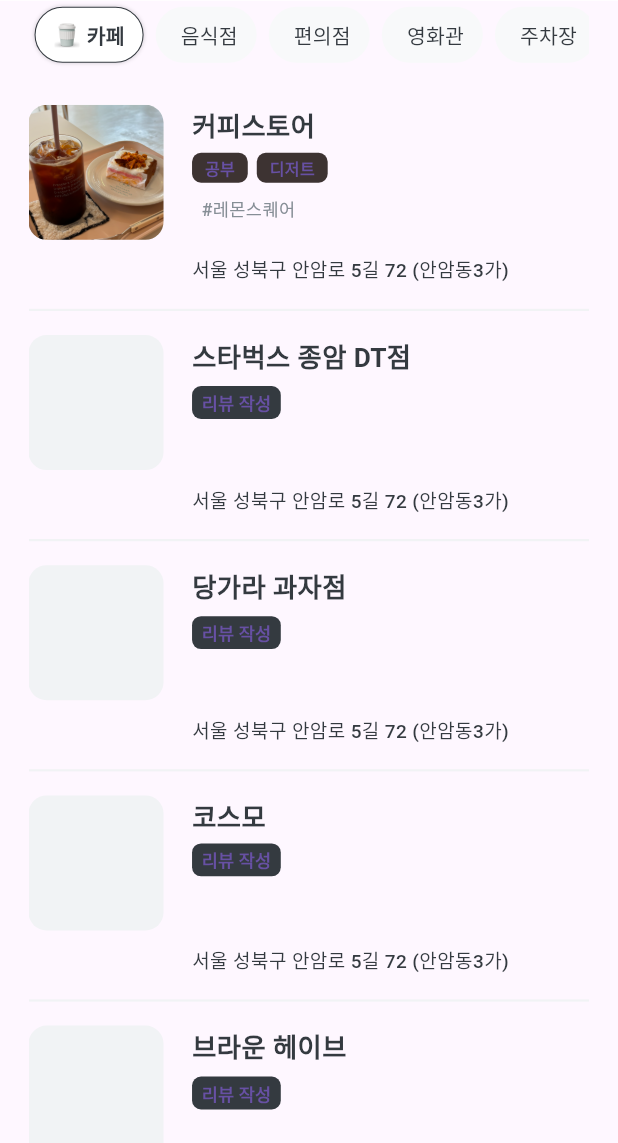
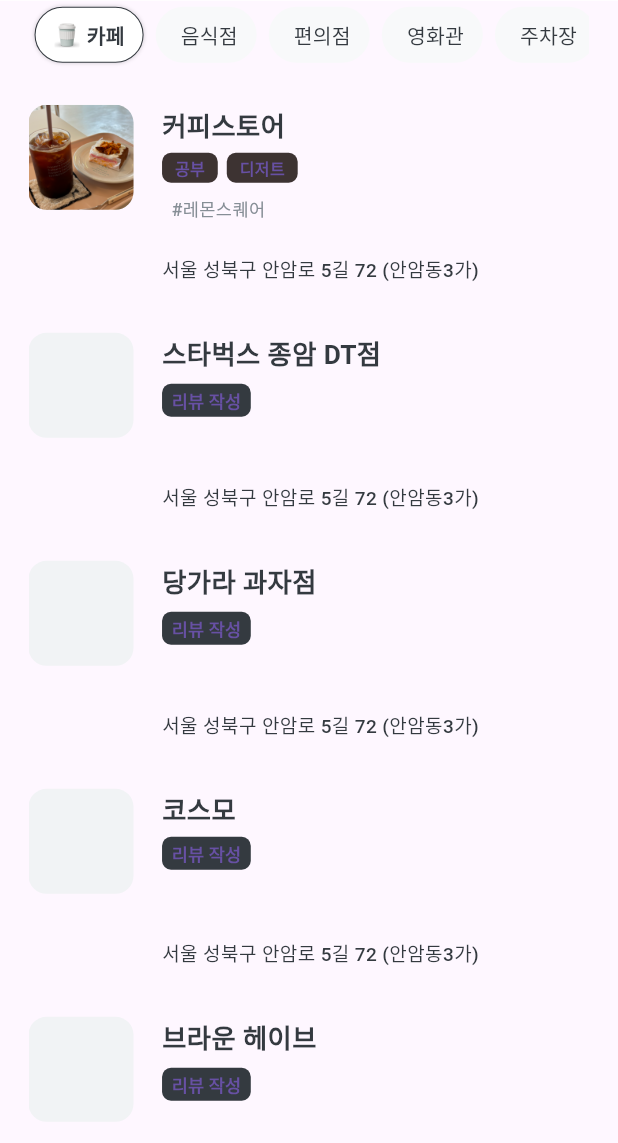
Before and after one commit to irismake/CoffeConti, a Flutter app: the BookmarkPage screen opened directly, after a tap on "공부 카페 리스트", on a phone screen of 412 x 824 dp, the part 93-1236 px from its top. Run offline on Flutter 3.47's test engine with Material 3 defaults, Android fonts, the phone set to English and light mode, and no system bars; our stand-ins replace dropdown_button2, flutter_screenutil, flutter_svg, geolocator, permission_handler; missing offline and left inert: flutter_naver_map; Roboto replaces fonts that are missing (Pretendard).

Commit message:
refactor : Change bookmarklist file name & folder structure

```diff
--- a/lib/components/ui/my_lists.dart
+++ b/lib/components/ui/my_bookmark_list.dart
@@ -3,11 +3,11 @@ import 'package:flutter_screenutil/flutter_screenutil.dart';
 
 import 'keyword.dart';
 
-class MyLists extends StatelessWidget {
+class MyBookmarkList extends StatelessWidget {
   final String searchText;
   final int index;
 
-  const MyLists({required this.searchText, required this.index});
+  const MyBookmarkList({required this.searchText, required this.index});
 
   @override
   Widget build(BuildContext context) {
@@ -16,8 +16,8 @@ class MyLists extends StatelessWidget {
       crossAxisAlignment: CrossAxisAlignment.start,
       children: [
         Container(
-          width: 90.0,
-          height: 90.0,
+          width: 70.0,
+          height: 70.0,
           decoration: ShapeDecoration(
             color: Color(0xffF1F3F5),
             shape: RoundedRectangleBorder(
--- a/lib/components/widgets/my_list_widget.dart
+++ b/lib/components/widgets/my_bookmark_list_widget.dart
@@ -1,10 +1,10 @@
 import 'package:flutter/material.dart';
 import 'package:flutter_screenutil/flutter_screenutil.dart';
 
-import '../ui/my_lists.dart';
+import '../ui/my_bookmark_list.dart';
 
-class MyListWidget extends StatelessWidget {
-  const MyListWidget({
+class MyBookmarkListWidget extends StatelessWidget {
+  const MyBookmarkListWidget({
     super.key,
   });
 
@@ -28,7 +28,7 @@ class MyListWidget extends StatelessWidget {
         itemBuilder: (context, index) {
           return Padding(
             padding: const EdgeInsets.symmetric(vertical: 16.0),
-            child: MyLists(
+            child: MyBookmarkList(
               searchText: '${_placeName[index]}',
               index: index,
             ),
@@ -38,7 +38,7 @@ class MyListWidget extends StatelessWidget {
           return Container(
             color: Color(0xffF1F3F5),
             // thickness: 9,
-            height: 1.5.h,
+            //height: 1.5.h,
           );
         },
       ),
--- a/lib/screen/bookmark/bookmark_page.dart
+++ b/lib/screen/bookmark/bookmark_page.dart
@@ -1,4 +1,4 @@
-import 'package:coffeeconti/screen/bookmark/my_List_page.dart';
+import 'package:coffeeconti/screen/bookmark/my_bookmark_list_page.dart';
 import 'package:flutter/material.dart';
 import 'package:flutter_screenutil/flutter_screenutil.dart';
 
@@ -88,8 +88,8 @@ class BookmarkPage extends StatelessWidget {
                         Navigator.push(
                           context,
                           MaterialPageRoute(
-                            builder: (context) =>
-                                MyListPage(groupName: _groupNames[index]),
+                            builder: (context) => MyBookmarkListPage(
+                                groupName: _groupNames[index]),
                           ),
                         );
                       },
--- a/lib/screen/bookmark/my_List_page.dart
+++ b/lib/screen/bookmark/my_bookmark_list_page.dart
@@ -1,19 +1,19 @@
 import 'package:coffeeconti/components/ui/category_tab_bar.dart';
 import 'package:flutter/material.dart';
 
-import '../../components/widgets/my_list_widget.dart';
+import '../../components/widgets/my_bookmark_list_widget.dart';
 import '../../components/ui/custom_app_bar.dart';
 
-class MyListPage extends StatelessWidget {
+class MyBookmarkListPage extends StatelessWidget {
   final String groupName;
-  const MyListPage({super.key, required this.groupName});
+  const MyBookmarkListPage({super.key, required this.groupName});
 
   @override
   Widget build(BuildContext context) {
     return Scaffold(
       appBar: CustomAppBar(appBarTitle: groupName),
       body: CategoryTabBar(
-        tabBarViewWidget: MyListWidget(),
+        tabBarViewWidget: MyBookmarkListWidget(),
       ),
     );
   }
```
